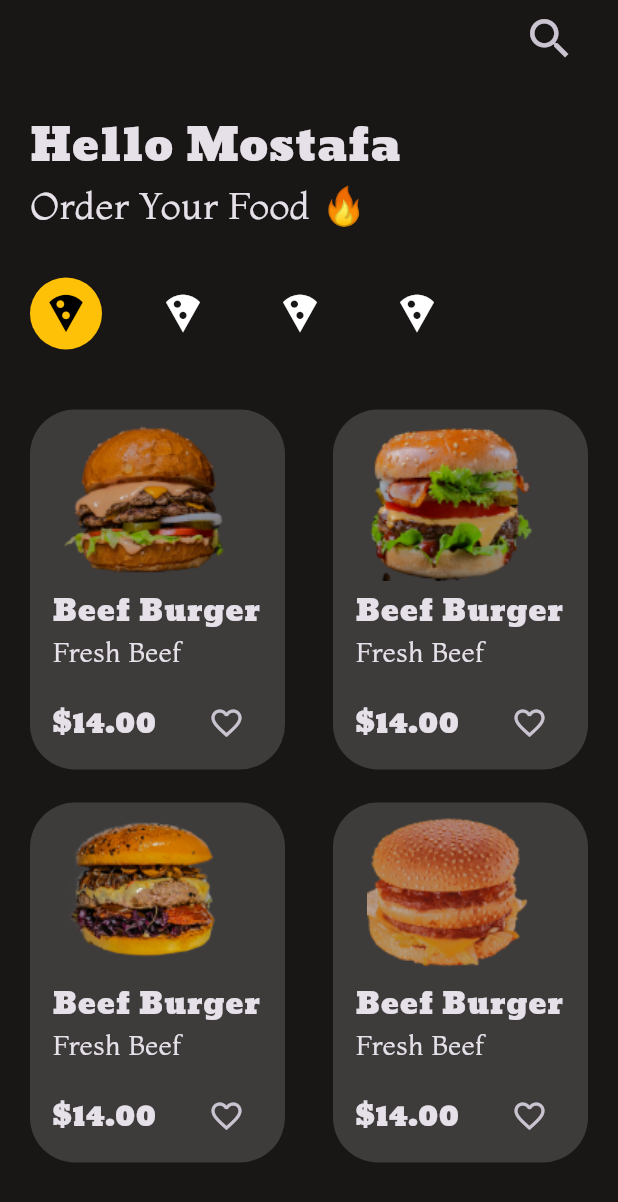
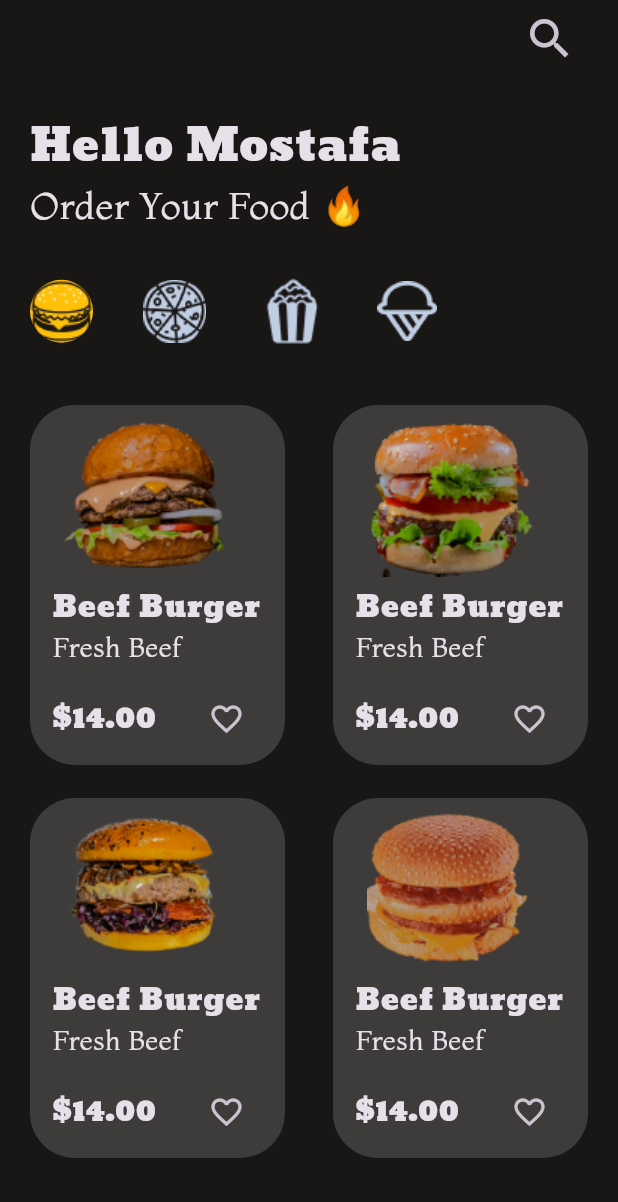
Before and after one commit to mostafaali2002/restaurant, a Flutter app: the screen it shows after launch, on a phone screen of 412 x 824 dp. Shown: the top 1202 px of the screen. Run offline on Flutter 3.47's test engine with Material 3 defaults, Android fonts, the phone set to English and light mode, and no system bars.

Commit message:
add image icon

```diff
--- a/lib/burger_icon.dart
+++ b/lib/burger_icon.dart
@@ -8,12 +8,10 @@
   Color iconColor;
   @override
   Widget build(BuildContext context) {
-    return IconButton(
-        onPressed: () {},
-        icon: Icon(
-          Icons.local_pizza,
-          size: 30,
-          color: iconColor,
-        ));
+    return const Image(
+      image: AssetImage(
+        "assets/images/burger.png",
+      ),
+    );
   }
 }
--- a/lib/burger_page_view.dart
+++ b/lib/burger_page_view.dart
@@ -43,9 +43,7 @@
             ),
             Row(
               children: [
-                GetIcon(
-                    background: Colors.amber,
-                    icon: BurgerIcon(iconColor: Colors.black)),
+                GetIcon(background: Colors.amber, icon: BurgerIcon()),
                 const Spacer(
                   flex: 1,
                 ),
@@ -89,6 +87,5 @@
         ),
       ),
     );
-    ;
   }
 }
--- a/lib/get_icon.dart
+++ b/lib/get_icon.dart
@@ -12,7 +12,7 @@
   Widget build(BuildContext context) {
     return Container(
       decoration: BoxDecoration(
-          borderRadius: BorderRadius.circular(30), color: background),
+          borderRadius: BorderRadius.circular(25), color: background),
       child: icon,
     );
   }
--- a/lib/ice_cream_icon.dart
+++ b/lib/ice_cream_icon.dart
@@ -1,20 +1,16 @@
 import 'package:flutter/material.dart';
 
 class IceCreamIcon extends StatelessWidget {
-  IceCreamIcon({
+  const IceCreamIcon({
     super.key,
-    this.iconColor = Colors.white,
   });
-  Color iconColor;
 
   @override
   Widget build(BuildContext context) {
-    return IconButton(
-        onPressed: () {},
-        icon: Icon(
-          Icons.local_pizza,
-          size: 30,
-          color: iconColor,
-        ));
+    return const Image(
+      image: AssetImage(
+        "assets/images/Vector.png",
+      ),
+    );
   }
 }
--- a/lib/pizza_icon.dart
+++ b/lib/pizza_icon.dart
@@ -9,12 +9,10 @@
 
   @override
   Widget build(BuildContext context) {
-    return IconButton(
-        onPressed: () {},
-        icon: Icon(
-          Icons.local_pizza,
-          size: 30,
-          color: iconColor,
-        ));
+    return const Image(
+      image: AssetImage(
+        "assets/images/Vector-1.png",
+      ),
+    );
   }
 }
--- a/lib/pop_corn_icon.dart
+++ b/lib/pop_corn_icon.dart
@@ -8,12 +8,10 @@
   Color iconColor;
   @override
   Widget build(BuildContext context) {
-    return IconButton(
-        onPressed: () {},
-        icon: Icon(
-          Icons.local_pizza,
-          size: 30,
-          color: iconColor,
-        ));
+    return const Image(
+      image: AssetImage(
+        "assets/images/pop corn.png",
+      ),
+    );
   }
 }
```
Also changed, not shown: lib/pizza_page_view.dart (added, +88 -0 lines), assets/images/Vector-1.png (added), assets/images/Vector.png (added), assets/images/blackice.png (added), assets/images/blackpizza.png (added), assets/images/blackpop corn.png (added), assets/images/burger.png (added), assets/images/burgerwhite.png (added), assets/images/pop corn.png (added).
